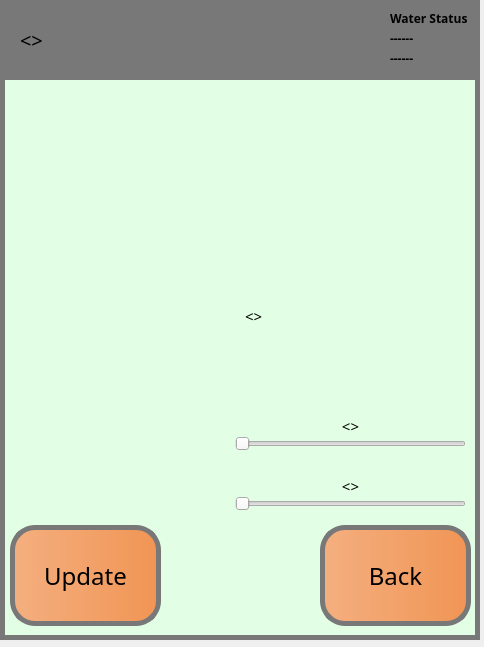
Qt form Software/code/form.ui (Ulnooweg/GroBot) before a commit.
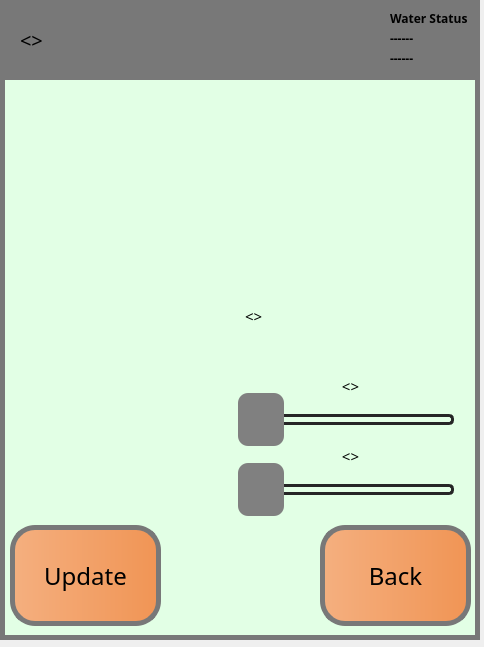
The same form after that commit. Custom widgets are drawn as their Qt base class.

Commit message: Added Domain Slider, and QSS

What changed in the file:
```diff
--- a/Software/code/form.ui
+++ b/Software/code/form.ui
@@ -370,7 +370,7 @@
        <x>240</x>
        <y>230</y>
        <width>211</width>
-       <height>91</height>
+       <height>61</height>
       </rect>
      </property>
      <property name="font">
@@ -390,11 +390,38 @@
      <property name="geometry">
       <rect>
        <x>230</x>
-       <y>360</y>
+       <y>310</y>
        <width>231</width>
-       <height>18</height>
+       <height>68</height>
       </rect>
      </property>
+     <property name="styleSheet">
+      <string notr="true">.QSlider {
+    min-height: 68px;
+    max-height: 68px;
+}
+
+.QSlider::groove:horizontal {
+	border-radius: 5px;
+    border: 3px solid #262626;
+    height: 5px;
+    margin: 0 12px;
+}
+
+.QSlider::handle:horizontal {
+    background: Grey;
+	border-radius: 10px;
+    width: 46px;
+    height: 100px;
+	margin: -24px -12px
+}</string>
+     </property>
+     <property name="minimum">
+      <number>10</number>
+     </property>
+     <property name="maximum">
+      <number>250</number>
+     </property>
      <property name="orientation">
       <enum>Qt::Orientation::Horizontal</enum>
      </property>
@@ -403,11 +430,38 @@
      <property name="geometry">
       <rect>
        <x>230</x>
-       <y>420</y>
+       <y>380</y>
        <width>231</width>
-       <height>18</height>
+       <height>68</height>
       </rect>
      </property>
+     <property name="styleSheet">
+      <string notr="true">.QSlider {
+    min-height: 68px;
+    max-height: 68px;
+}
+
+.QSlider::groove:horizontal {
+	border-radius: 5px;
+    border: 3px solid #262626;
+    height: 5px;
+    margin: 0 12px;
+}
+
+.QSlider::handle:horizontal {
+    background: Grey;
+	border-radius: 10px;
+    width: 46px;
+    height: 100px;
+	margin: -24px -12px
+}</string>
+     </property>
+     <property name="minimum">
+      <number>1</number>
+     </property>
+     <property name="maximum">
+      <number>100</number>
+     </property>
      <property name="orientation">
       <enum>Qt::Orientation::Horizontal</enum>
      </property>
@@ -416,7 +470,7 @@
      <property name="geometry">
       <rect>
        <x>240</x>
-       <y>340</y>
+       <y>300</y>
        <width>211</width>
        <height>21</height>
       </rect>
@@ -438,7 +492,7 @@
      <property name="geometry">
       <rect>
        <x>240</x>
-       <y>400</y>
+       <y>370</y>
        <width>211</width>
        <height>21</height>
       </rect>
```
The commit also changes 2 other files.
